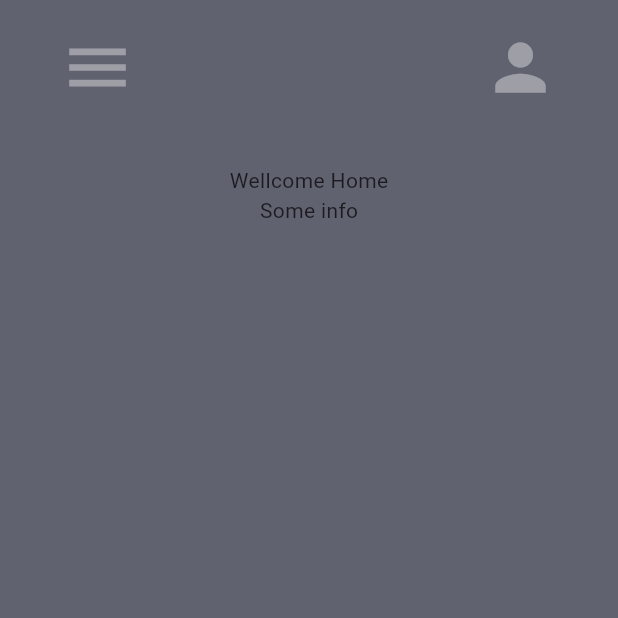
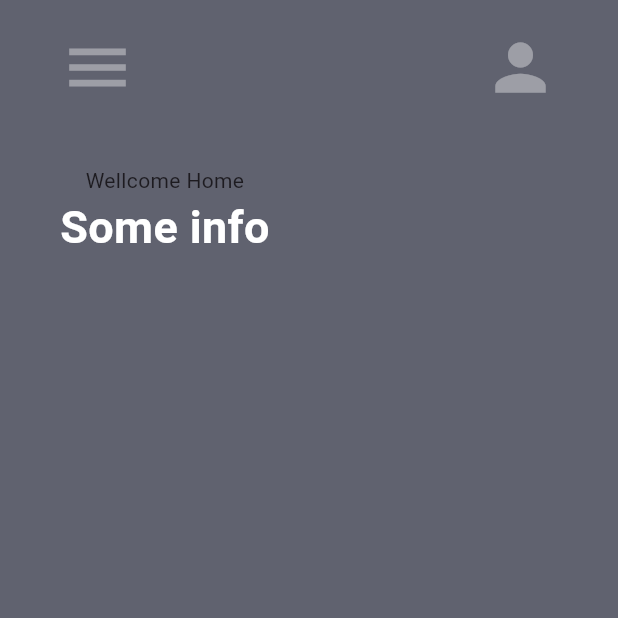
Before and after one commit to Miklos-design/Project-Home-Automation, a Flutter app: the screen it shows after launch, on a phone screen of 412 x 824 dp, the top half of it. Run offline on Flutter 3.47's test engine with Material 3 defaults, Android fonts, the phone set to English and light mode, and no system bars.

Commit message:
Fonts and styling wip

```diff
--- a/homesense/lib/pages/home_page.dart
+++ b/homesense/lib/pages/home_page.dart
@@ -14,6 +14,7 @@ class _HomePageState extends State<HomePage> {
       backgroundColor: Color.fromARGB(255, 96, 98, 111),
       body: SafeArea(
         child: Column(
+          crossAxisAlignment: CrossAxisAlignment.start,
           children: [
             Padding(
               padding:
@@ -37,8 +38,21 @@ class _HomePageState extends State<HomePage> {
             const SizedBox(
               height: 20,
             ),
-            Text("Wellcome Home"),
-            Text("Some info")
+            Padding(
+              padding: const EdgeInsets.symmetric(horizontal: 40.0),
+              child: Column(
+                children: [
+                  Text("Wellcome Home"),
+                  Text(
+                    "Some info",
+                    style: TextStyle(
+                        color: Colors.white,
+                        fontSize: 30,
+                        fontWeight: FontWeight.bold),
+                  )
+                ],
+              ),
+            )
           ],
         ),
       ),
```
